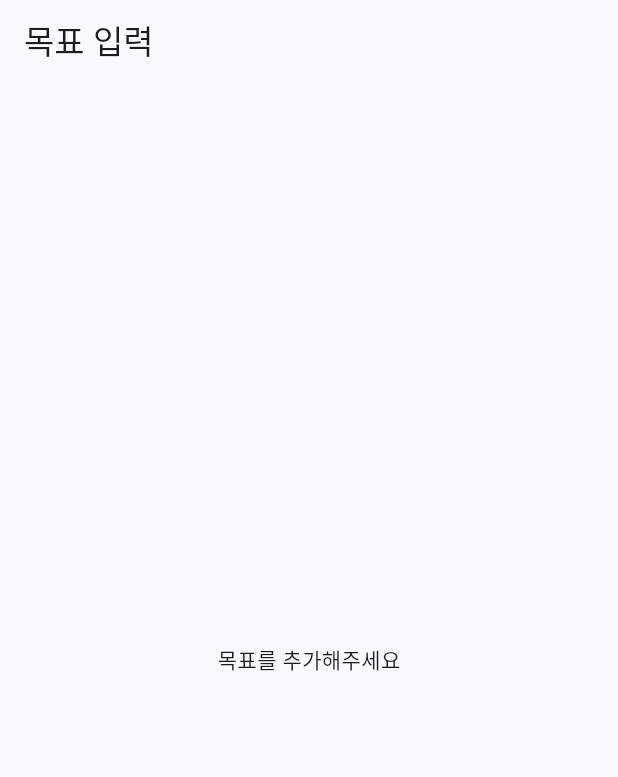
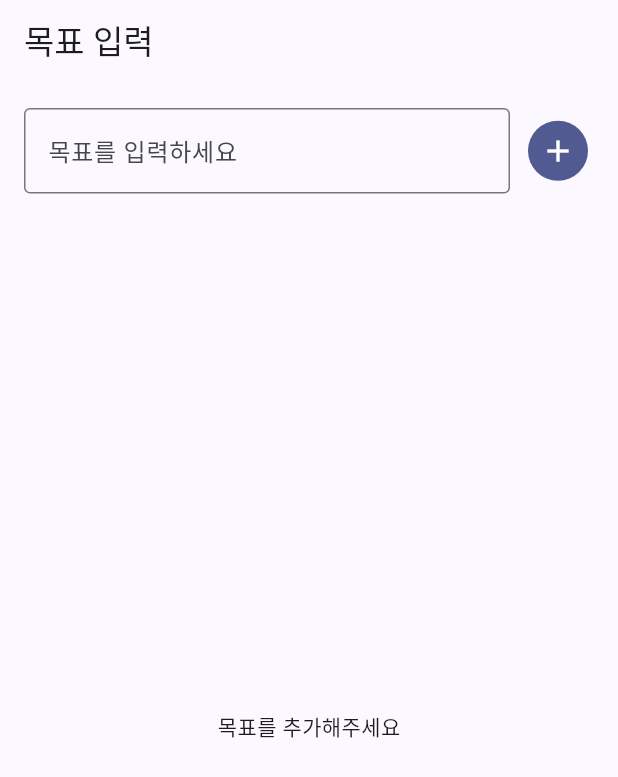
Before and after one commit to kangraemin/brain-tracy, a Flutter app: the screen it shows after launch, on a phone screen of 412 x 824 dp. Shown: the top 777 px of the screen. Run offline on Flutter 3.47's test engine with Material 3 defaults, Android fonts, the phone set to English and light mode, and no system bars; our stand-ins replace flutter_riverpod, freezed_annotation, go_router, hive_flutter; accounts and stored records are empty.

Commit message:
feat: 목표 추가 기능 구현
TextField + IconButton으로 목표 추가 UI, 빈 텍스트 방지, 엔터 키 지원

Co-Authored-By: Claude Opus 4.6 <noreply@anthropic.com>

```diff
--- a/lib/features/goal_input/presentation/goal_input_screen.dart
+++ b/lib/features/goal_input/presentation/goal_input_screen.dart
@@ -3,21 +3,68 @@ import 'package:flutter_riverpod/flutter_riverpod.dart';
 
 import 'package:brain_tracy/features/goal_input/application/goal_list_notifier.dart';
 
-class GoalInputScreen extends ConsumerWidget {
+class GoalInputScreen extends ConsumerStatefulWidget {
   const GoalInputScreen({super.key});
 
   static const routePath = '/';
 
   @override
-  Widget build(BuildContext context, WidgetRef ref) {
+  ConsumerState<GoalInputScreen> createState() => _GoalInputScreenState();
+}
+
+class _GoalInputScreenState extends ConsumerState<GoalInputScreen> {
+  final _controller = TextEditingController();
+
+  @override
+  void dispose() {
+    _controller.dispose();
+    super.dispose();
+  }
+
+  void _addGoal() {
+    final title = _controller.text.trim();
+    if (title.isEmpty) return;
+
+    ref.read(goalListNotifierProvider.notifier).addGoal(title);
+    _controller.clear();
+  }
+
+  @override
+  Widget build(BuildContext context) {
     final goalsAsync = ref.watch(goalListNotifierProvider);
 
     return Scaffold(
       appBar: AppBar(
         title: const Text('목표 입력'),
       ),
-      body: goalsAsync.when(
-        loading: () => const Center(child: CircularProgressIndicator()),
+      body: Column(
+        children: [
+          Padding(
+            padding: const EdgeInsets.all(16),
+            child: Row(
+              children: [
+                Expanded(
+                  child: TextField(
+                    controller: _controller,
+                    decoration: const InputDecoration(
+                      hintText: '목표를 입력하세요',
+                      border: OutlineInputBorder(),
+                    ),
+                    onSubmitted: (_) => _addGoal(),
+                  ),
+                ),
+                const SizedBox(width: 8),
+                IconButton.filled(
+                  onPressed: _addGoal,
+                  icon: const Icon(Icons.add),
+                ),
+              ],
+            ),
+          ),
+          Expanded(
+            child: goalsAsync.when(
+              loading: () =>
+                  const Center(child: CircularProgressIndicator()),
               error: (error, stack) => Center(
                 child: Text('오류가 발생했습니다: $error'),
               ),
@@ -38,6 +85,9 @@ class GoalInputScreen extends ConsumerWidget {
                 );
               },
             ),
+          ),
+        ],
+      ),
     );
   }
 }
```
Also changed, not shown: 1 other file. Lines whose indentation alone changed are shown as unchanged.
